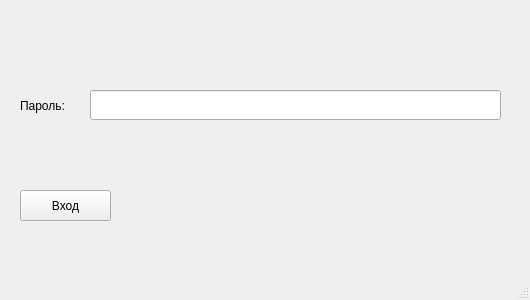
The window that adminlogin.ui (LukArty/QKD_techPO) describes before a commit, drawn with Qt 5.
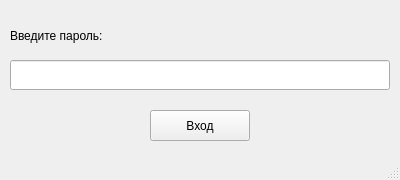
The same window after the commit.

Patch:
```diff
--- a/adminlogin.ui
+++ b/adminlogin.ui
@@ -6,20 +6,20 @@
    <rect>
     <x>0</x>
     <y>0</y>
-    <width>530</width>
-    <height>300</height>
+    <width>400</width>
+    <height>180</height>
    </rect>
   </property>
   <property name="minimumSize">
    <size>
-    <width>530</width>
-    <height>300</height>
+    <width>400</width>
+    <height>180</height>
    </size>
   </property>
   <property name="maximumSize">
    <size>
-    <width>530</width>
-    <height>300</height>
+    <width>400</width>
+    <height>180</height>
    </size>
   </property>
   <property name="windowTitle">
@@ -29,9 +29,9 @@
    <widget class="QPushButton" name="Login">
     <property name="geometry">
      <rect>
-      <x>20</x>
-      <y>190</y>
-      <width>91</width>
+      <x>150</x>
+      <y>110</y>
+      <width>100</width>
       <height>31</height>
      </rect>
     </property>
@@ -42,22 +42,22 @@
    <widget class="QLabel" name="label">
     <property name="geometry">
      <rect>
-      <x>20</x>
-      <y>90</y>
-      <width>66</width>
+      <x>10</x>
+      <y>20</y>
+      <width>121</width>
       <height>31</height>
      </rect>
     </property>
     <property name="text">
-     <string>Пароль:</string>
+     <string>Введите пароль:</string>
     </property>
    </widget>
    <widget class="QLineEdit" name="Password">
     <property name="geometry">
      <rect>
-      <x>90</x>
-      <y>90</y>
-      <width>411</width>
+      <x>10</x>
+      <y>60</y>
+      <width>380</width>
       <height>30</height>
      </rect>
     </property>
```
Left out of the diff: 2 changed lines with no effect on the pictures.
